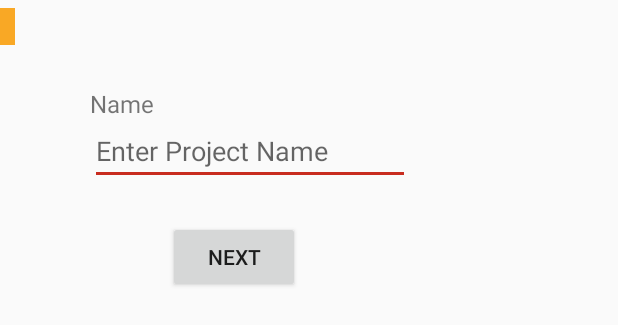
After one commit to Adishah3103/LVCreate, an Android app: the layout create_dialog.xml on its own in the app's theme, with its tools: preview values and no code run, on a phone screen of 412 x 824 dp. The commit adds this screen. Shown: the top 325 px of the screen. Run offline under Robolectric (Android 15) with nearby library versions, the phone set to English and light mode, and no system bars.

Commit message:
Add create dialog

```diff
--- a/app/src/main/res/layout/content_dashboard.xml
+++ b/app/src/main/res/layout/content_dashboard.xml
@@ -14,6 +14,8 @@
         android:layout_height="wrap_content"
         android:layout_alignParentStart="true"
         android:layout_alignParentTop="true"
+        android:paddingBottom="20dp"
+        android:paddingTop="@dimen/margin_10_dp"
         tools:ignore="MissingConstraints"
         tools:layout_editor_absoluteY="511dp" />
 
@@ -32,6 +34,7 @@
             android:layout_gravity="center_horizontal|bottom"
             android:layout_marginBottom="15dp"
             android:clickable="true"
+            android:focusable="true"
             app:srcCompat="@android:drawable/ic_input_add" />
 
         <android.support.design.widget.BottomNavigationView
--- /dev/null
+++ b/app/src/main/res/layout/create_dialog.xml
@@ -0,0 +1,53 @@
+<?xml version="1.0" encoding="utf-8"?>
+<android.support.constraint.ConstraintLayout
+    xmlns:android="http://schemas.android.com/apk/res/android"
+    xmlns:app="http://schemas.android.com/apk/res-auto"
+    xmlns:tools="http://schemas.android.com/tools"
+    android:layout_width="wrap_content"
+    android:layout_height="wrap_content">
+
+    <TextView
+        android:id="@+id/textView2"
+        android:layout_width="match_parent"
+        android:layout_height="wrap_content"
+
+        android:layout_marginTop="5dp"
+        android:paddingLeft="@dimen/margin_10_dp"
+        android:textSize="18sp"
+        android:background="#F9A825"
+        app:layout_constraintStart_toStartOf="parent"
+        app:layout_constraintTop_toTopOf="parent" />
+
+    <EditText
+        android:id="@+id/projectname"
+        android:layout_width="wrap_content"
+        android:layout_height="wrap_content"
+        android:layout_marginStart="60dp"
+        android:layout_marginTop="48dp"
+        android:ems="10"
+        android:hint="Enter Project Name"
+        android:inputType="textPersonName"
+        app:layout_constraintStart_toStartOf="parent"
+        app:layout_constraintTop_toBottomOf="@+id/textView2" />
+
+    <TextView
+        android:id="@+id/textView3"
+        android:layout_width="wrap_content"
+        android:layout_height="wrap_content"
+        android:layout_marginStart="60dp"
+        android:layout_marginTop="28dp"
+        android:text="Name"
+        android:textSize="16sp"
+        app:layout_constraintStart_toStartOf="parent"
+        app:layout_constraintTop_toBottomOf="@+id/textView2" />
+
+    <Button
+        android:id="@+id/next"
+        android:layout_width="wrap_content"
+        android:layout_height="wrap_content"
+        android:layout_marginStart="52dp"
+        android:layout_marginTop="24dp"
+        android:text="NEXT"
+        app:layout_constraintStart_toStartOf="@+id/projectname"
+        app:layout_constraintTop_toBottomOf="@+id/projectname" />
+</android.support.constraint.ConstraintLayout>
--- a/app/src/main/res/layout/fragment_project.xml
+++ b/app/src/main/res/layout/fragment_project.xml
@@ -63,7 +63,7 @@
             <TextView
                 android:id="@+id/uploaded_project_title"
                 style="@style/ProjectDashboardTitle"
-                android:text="Upublished Projects"
+                android:text="Unpublished Projects"
                 app:layout_constraintStart_toStartOf="parent"
                 app:layout_constraintTop_toTopOf="parent" />
 
@@ -123,6 +123,7 @@
         android:layout_marginEnd="16dp"
         android:layout_marginStart="16dp"
         android:layout_marginTop="8dp"
+        android:layout_marginBottom="@dimen/margin_10_dp"
         android:paddingBottom="@dimen/padding_12_dp"
         app:layout_constraintEnd_toEndOf="parent"
         app:layout_constraintStart_toStartOf="parent"
```
Also changed, not shown: app/src/main/java/lokavidya/iitb/com/lvcreate/activity/DashboardActivity.java (+63 -0 lines).
